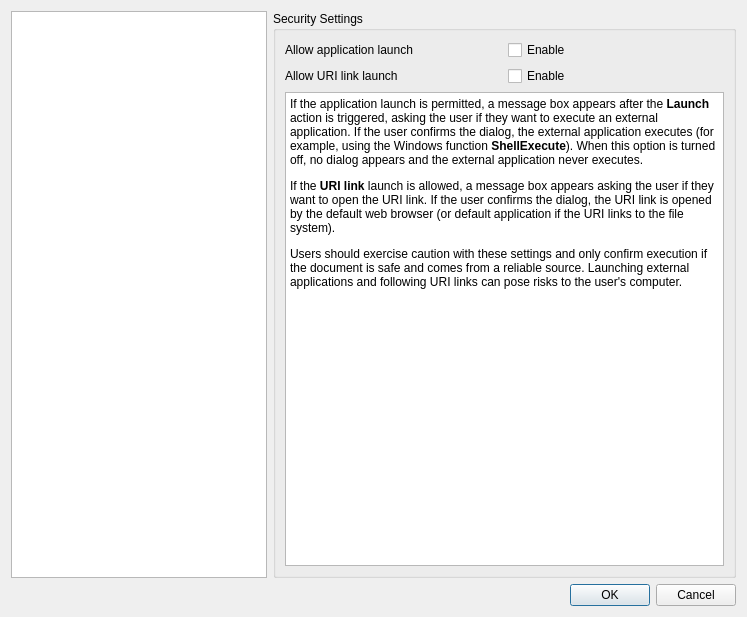
Qt form Pdf4QtLibGui/pdfviewersettingsdialog.ui (studio-berry/loop) before a commit.
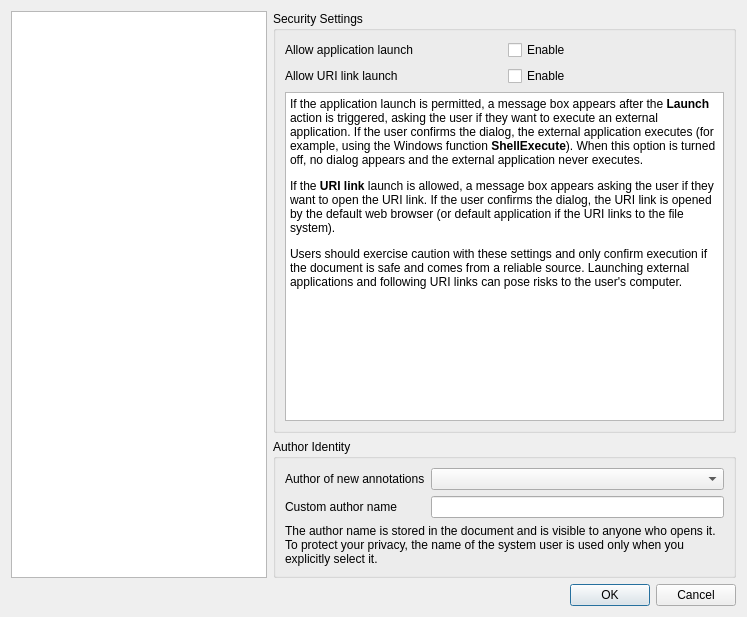
The same form after that commit. The open tabs and pages were chosen to show the change.

Commit message: Issue #412: Change default Note author name (and please do not use the system name)

The edit to the form file:
```diff
--- a/Pdf4QtLibGui/pdfviewersettingsdialog.ui
+++ b/Pdf4QtLibGui/pdfviewersettingsdialog.ui
@@ -921,6 +921,45 @@
            </layout>
           </widget>
          </item>
+         <item>
+          <widget class="QGroupBox" name="authorGroupBox">
+           <property name="title">
+            <string>Author Identity</string>
+           </property>
+           <layout class="QGridLayout" name="authorGridLayout">
+            <item row="0" column="0">
+             <widget class="QLabel" name="authorNameModeLabel">
+              <property name="text">
+               <string>Author of new annotations</string>
+              </property>
+             </widget>
+            </item>
+            <item row="0" column="1">
+             <widget class="QComboBox" name="authorNameModeComboBox"/>
+            </item>
+            <item row="1" column="0">
+             <widget class="QLabel" name="customAuthorNameLabel">
+              <property name="text">
+               <string>Custom author name</string>
+              </property>
+             </widget>
+            </item>
+            <item row="1" column="1">
+             <widget class="QLineEdit" name="customAuthorNameEdit"/>
+            </item>
+            <item row="2" column="0" colspan="2">
+             <widget class="QLabel" name="authorHelpLabel">
+              <property name="text">
+               <string>The author name is stored in the document and is visible to anyone who opens it. To protect your privacy, the name of the system user is used only when you explicitly select it.</string>
+              </property>
+              <property name="wordWrap">
+               <bool>true</bool>
+              </property>
+             </widget>
+            </item>
+           </layout>
+          </widget>
+         </item>
         </layout>
        </widget>
        <widget class="QWidget" name="uiPage">
```
The commit also changes 11 other files.
